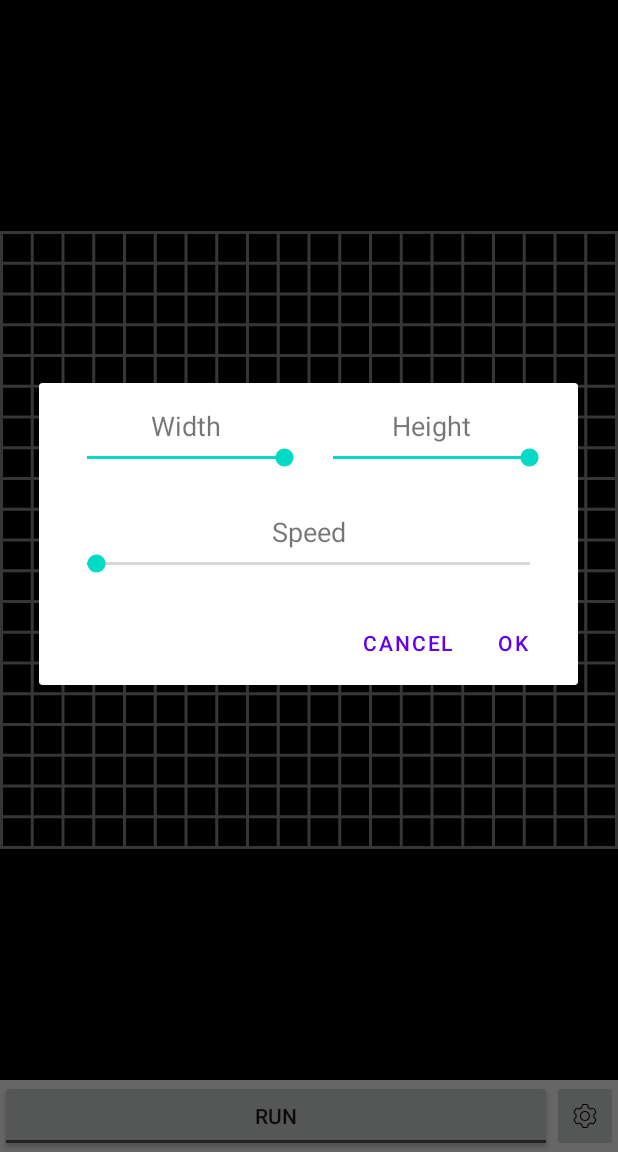
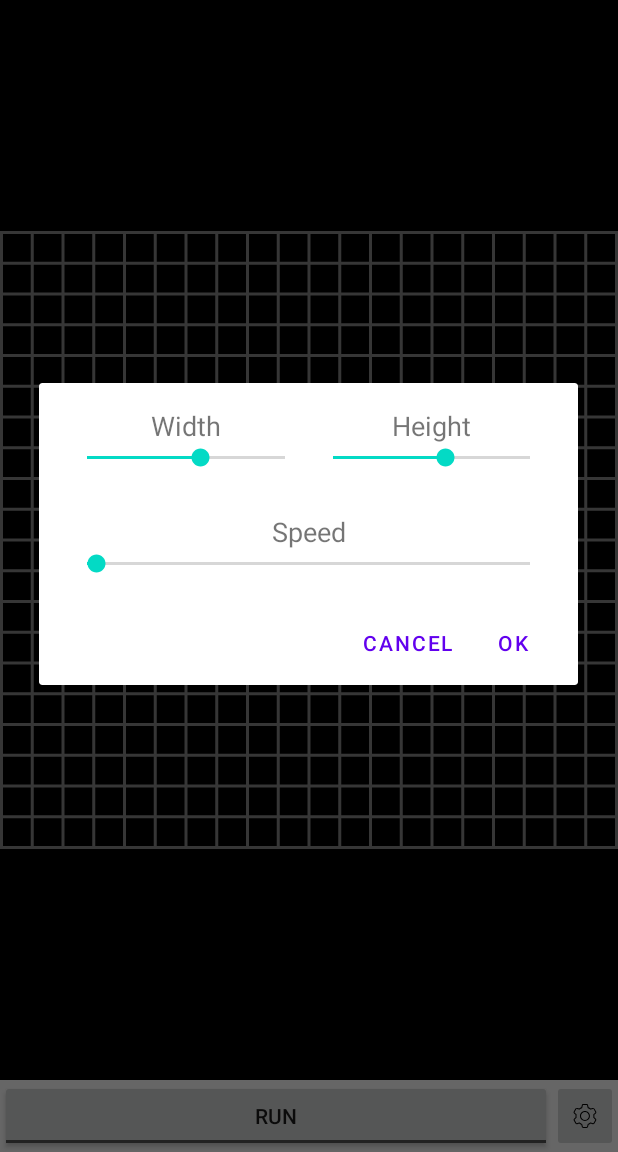
Before and after one commit to AnutaWest/Life, an Android app: the screen it shows after launch (MainActivity), after a tap on "Settings", on a phone screen of 412 x 824 dp, the part 84-1236 px from its top. Run offline under Robolectric (Android 15) with nearby library versions, the phone set to English and light mode, and no system bars.

Commit message:
add normal constraints to the settings(width, height), minSdk raised to 26

```diff
--- a/app/build.gradle
+++ b/app/build.gradle
@@ -8,7 +8,7 @@ android {
 
     defaultConfig {
         applicationId "com.example.life"
-        minSdk 21
+        minSdk 26
         targetSdk 31
         versionCode 1
         versionName "1.0"
--- a/app/src/main/res/layout/dialog_settigns.xml
+++ b/app/src/main/res/layout/dialog_settigns.xml
@@ -32,7 +32,8 @@
         app:layout_constraintStart_toStartOf="parent"
         app:layout_constraintEnd_toStartOf="@id/seekbar_height"
         app:layout_constraintTop_toBottomOf="@id/label_width"
-        android:max="20"
+        android:min="4"
+        android:max="32"
         />
     <SeekBar
         android:id="@+id/seekbar_height"
@@ -41,7 +42,8 @@
         app:layout_constraintStart_toEndOf="@id/seekbar_width"
         app:layout_constraintEnd_toEndOf="parent"
         app:layout_constraintTop_toBottomOf="@id/label_height"
-        android:max="20"/>
+        android:min="4"
+        android:max="32"/>
 
     <TextView
         android:id="@+id/label_speed"
```
